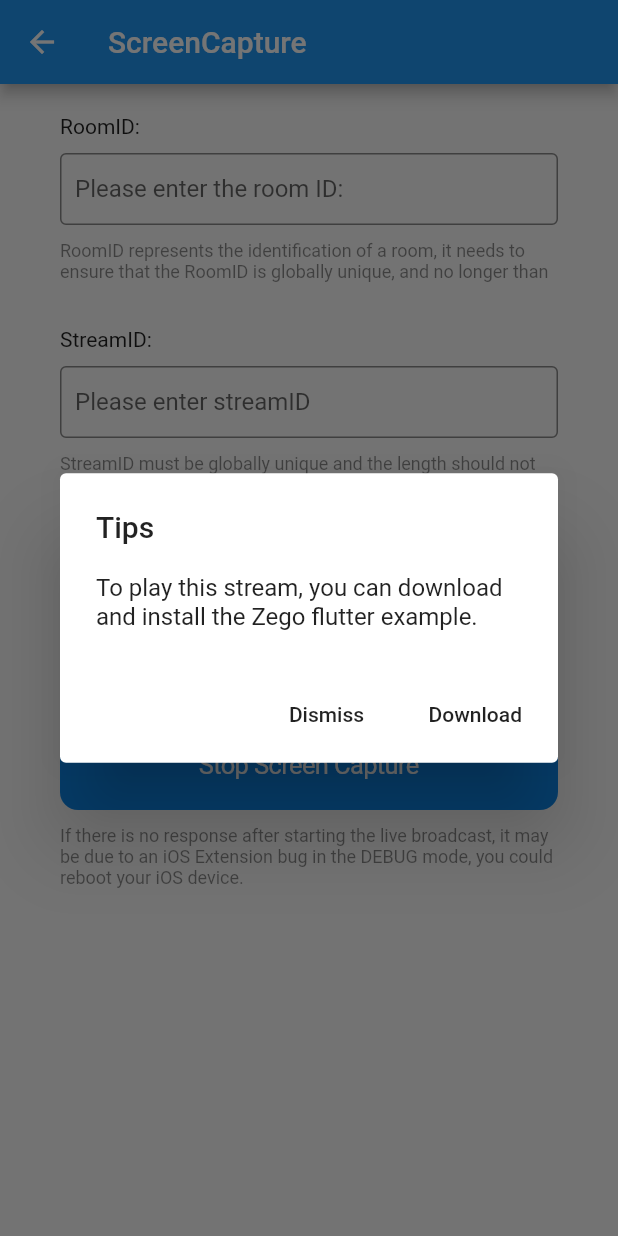
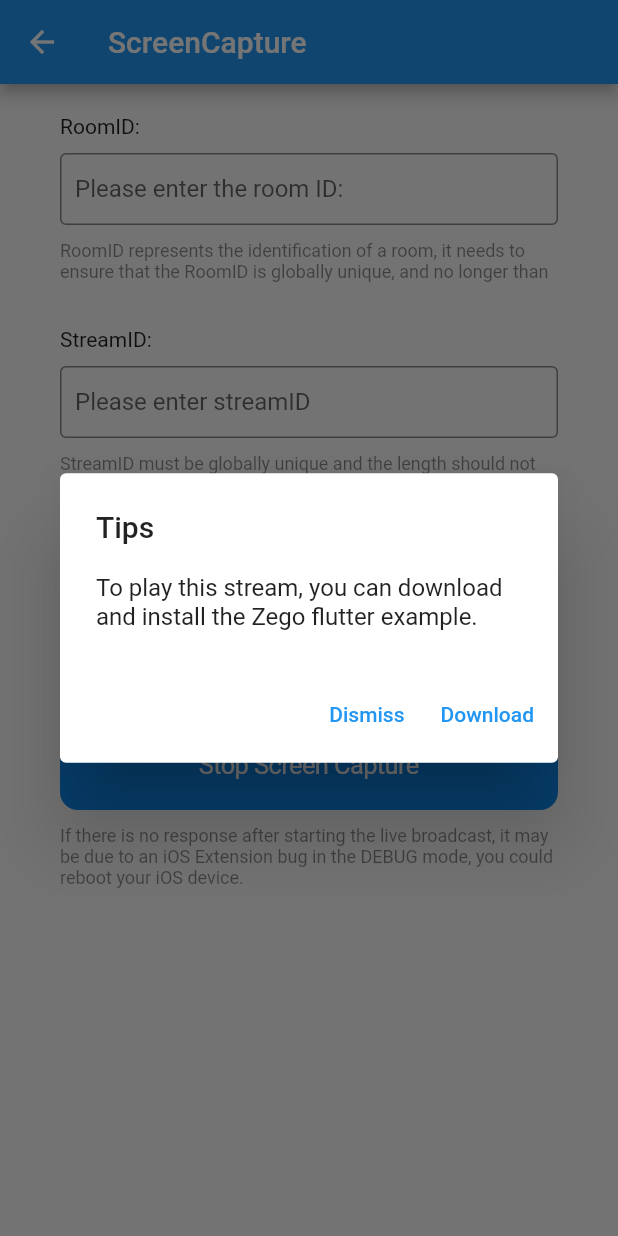
Before and after one commit to zegoim/zego-express-example-screen-capture-flutter, a Flutter app: the ScreenCaptureLoginPage screen opened directly, after a tap on the "info outline" icon, on a phone screen of 412 x 824 dp. Run offline on Flutter 3.47's test engine with Material 2 defaults, Android fonts, the phone set to English and light mode, and no system bars; our stand-ins replace permission_handler, shared_preferences; missing offline and left inert: media_projection_creator, replay_kit_launcher, shared_preference_app_group, zego_express_engine; accounts and stored records are empty.

Commit message:
⬆️ Upgrade RTC SDK version to 2.23.0

```diff
--- a/lib/manager/internal/screen_capture_manager_impl_android.dart
+++ b/lib/manager/internal/screen_capture_manager_impl_android.dart
@@ -43,7 +43,8 @@ class ScreenCaptureManagerImplAndroid extends ScreenCaptureManager {
       return false;
     }
 
-    ZegoEngineProfile profile = ZegoEngineProfile(appID, appSign, ZegoScenario.General);
+    ZegoEngineProfile profile =
+        ZegoEngineProfile(appID, ZegoScenario.General, appSign: appSign);
     await ZegoExpressEngine.createEngineWithProfile(profile);
     /// Developers need to write native Android code to access native ZegoExpressEngine
     await ZegoExpressEngine.instance.enableCustomVideoCapture(true, config: ZegoCustomVideoCaptureConfig(ZegoVideoBufferType.SurfaceTexture));
--- a/lib/pages/screen_capture_login_page.dart
+++ b/lib/pages/screen_capture_login_page.dart
@@ -205,11 +205,11 @@ class _ScreenCaptureLoginPageState extends State<ScreenCaptureLoginPage> {
                         content: Text(
                             'To play this stream, you can download and install the Zego flutter example.'),
                         actions: <Widget>[
-                          FlatButton(
+                                  TextButton(
                             child: Text('Dismiss'),
                             onPressed: () => Navigator.of(context).pop(),
                           ),
-                          FlatButton(
+                                  TextButton(
                             child: Text('Download'),
                             onPressed: () => launch('https://github.com/zegoim/zego-express-example-topics-flutter'),
                           )
--- a/pubspec.yaml
+++ b/pubspec.yaml
@@ -32,7 +32,7 @@ dependencies:
   permission_handler: 8.1.2
   url_launcher: 6.0.15
 
-  zego_express_engine: 2.15.0
+  zego_express_engine: 2.23.0
 
   # To launch RPSystemBroadcastPickerView in iOS
   replay_kit_launcher: ^1.0.0
```
Also changed, not shown: pubspec.lock, 5 other files.
